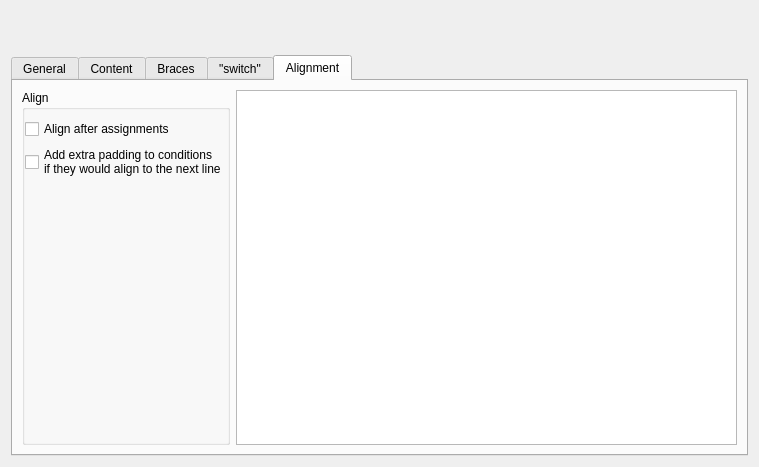
The window that src/plugins/cpptools/cppcodestylesettingspage.ui (qt-creator/qt-creator) describes before a commit, drawn with Qt 5.
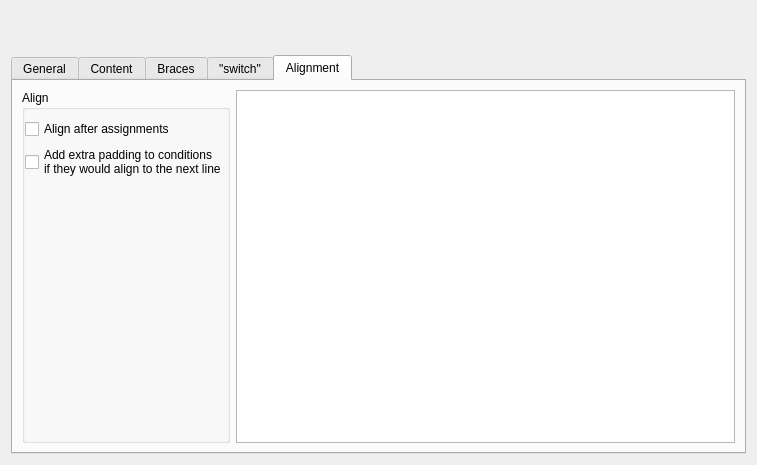
The same window after the commit. Custom widgets are drawn as their Qt base class.

Commit message: C++ style settings: Compile fix for namespaced Qt.

```diff
--- a/src/plugins/cpptools/cppcodestylesettingspage.ui
+++ b/src/plugins/cpptools/cppcodestylesettingspage.ui
@@ -6,8 +6,8 @@
    <rect>
     <x>0</x>
     <y>0</y>
-    <width>759</width>
-    <height>467</height>
+    <width>757</width>
+    <height>465</height>
    </rect>
   </property>
   <property name="windowTitle">
```
Left out of the diff: 4 changed lines with no effect on the pictures. The commit also changes 2 other files.
